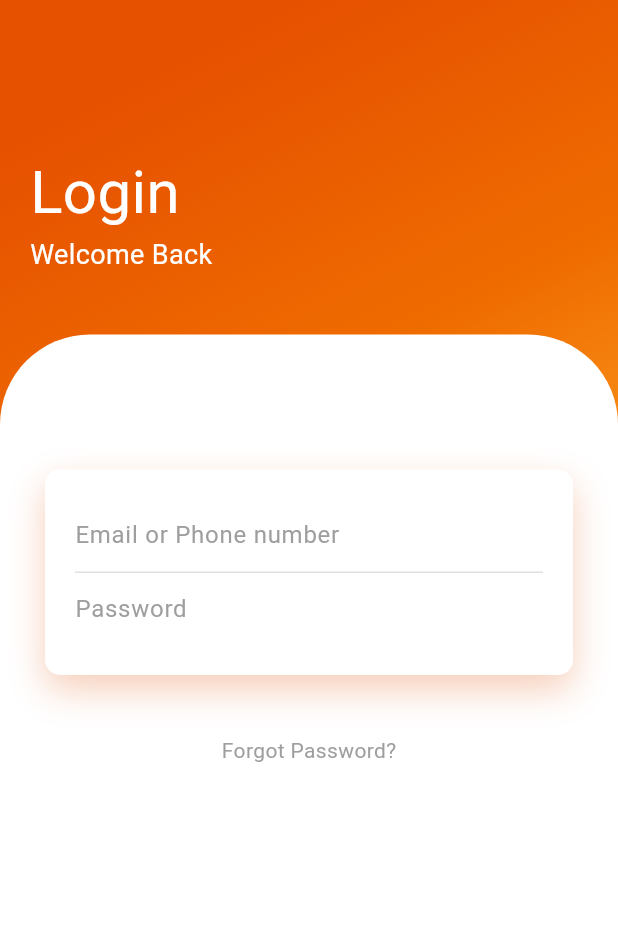
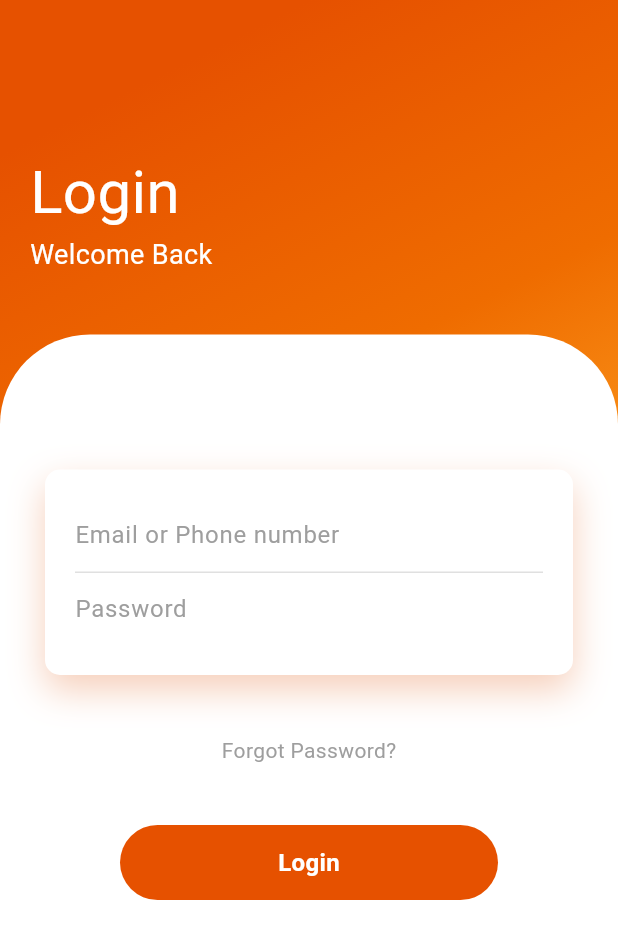
Before and after one commit to sydney1232/login_page_3, a Flutter app: the screen it shows after launch, on a phone screen of 412 x 824 dp. Shown: the top 939 px of the screen. Run offline on Flutter 3.47's test engine with Material 3 defaults, Android fonts, the phone set to English and light mode, and no system bars.

Commit message:
Added Login Button

```diff
--- a/lib/main.dart
+++ b/lib/main.dart
@@ -113,6 +113,23 @@ class _LoginPageState extends State<LoginPage> {
                         "Forgot Password?",
                         style: TextStyle(color: Colors.grey),
                       ),
+                      SizedBox(height: 40),
+                      Container(
+                        height: 50,
+                        margin: EdgeInsets.symmetric(horizontal: 50),
+                        decoration: BoxDecoration(
+                            borderRadius: BorderRadius.circular(50),
+                            color: Colors.orange.shade900),
+                        child: Center(
+                          child: Text(
+                            "Login",
+                            style: TextStyle(
+                                color: Colors.white,
+                                fontSize: 16,
+                                fontWeight: FontWeight.bold),
+                          ),
+                        ),
+                      ),
                     ],
                   ),
                 ),
```
